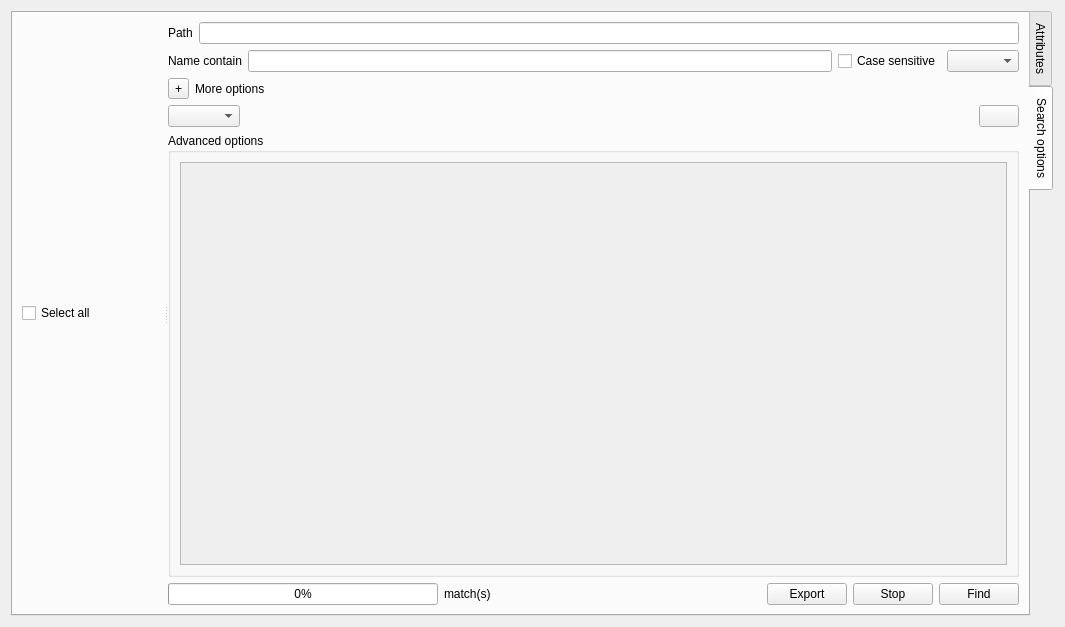
Above: ui/gui/resources/search.ui from halbbob/dff before the change. Below: the same form after it.
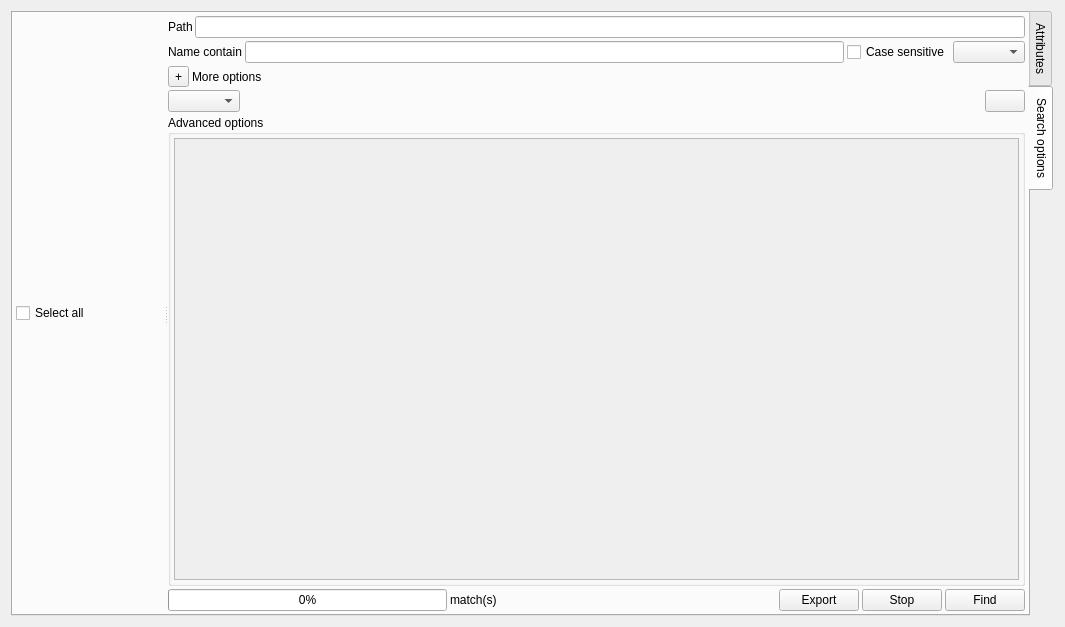
That is the form after the change. Icons and pictures are not drawn.

Commit message: search : * this commit fixes #123 * It is now possible to load keywords from a local file * it is not yet linked with the search algorithm * The widget is ugly and must be visuallly improved

```diff
--- a/ui/gui/resources/search.ui
+++ b/ui/gui/resources/search.ui
@@ -41,6 +41,12 @@
        <string>Search options</string>
       </attribute>
       <layout class="QVBoxLayout" name="verticalLayout_4">
+       <property name="spacing">
+        <number>3</number>
+       </property>
+       <property name="margin">
+        <number>3</number>
+       </property>
        <item>
         <widget class="QSplitter" name="splitter">
          <property name="orientation">
@@ -48,6 +54,9 @@
          </property>
          <widget class="QWidget" name="verticalLayoutWidget">
           <layout class="QVBoxLayout" name="nodeBrowserLayout">
+           <property name="spacing">
+            <number>2</number>
+           </property>
            <item>
             <widget class="QCheckBox" name="selectAll">
              <property name="toolTip">
@@ -62,8 +71,14 @@
          </widget>
          <widget class="QWidget" name="layoutWidget">
           <layout class="QVBoxLayout" name="verticalLayout_2">
+           <property name="spacing">
+            <number>3</number>
+           </property>
            <item>
             <layout class="QHBoxLayout" name="horizontalLayout_4">
+             <property name="spacing">
+              <number>2</number>
+             </property>
              <item>
               <widget class="QLabel" name="label_3">
                <property name="text">
@@ -78,6 +93,9 @@
            </item>
            <item>
             <layout class="QHBoxLayout" name="horizontalLayout">
+             <property name="spacing">
+              <number>3</number>
+             </property>
              <item>
               <widget class="QLabel" name="label">
                <property name="text">
@@ -102,6 +120,9 @@
            </item>
            <item>
             <layout class="QHBoxLayout" name="horizontalLayout_2">
+             <property name="spacing">
+              <number>3</number>
+             </property>
              <item>
               <widget class="QToolButton" name="moreOptionsButton">
                <property name="text">
@@ -120,6 +141,9 @@
            </item>
            <item>
             <layout class="QHBoxLayout" name="horizontalLayout_3">
+             <property name="spacing">
+              <number>3</number>
+             </property>
              <item>
               <widget class="QComboBox" name="optionList"/>
              </item>
@@ -158,6 +182,12 @@
               <string>Advanced options</string>
              </property>
              <layout class="QVBoxLayout" name="verticalLayout_3">
+              <property name="spacing">
+               <number>3</number>
+              </property>
+              <property name="margin">
+               <number>3</number>
+              </property>
               <item>
                <widget class="QScrollArea" name="scrollArea">
                 <property name="widgetResizable">
@@ -168,13 +198,23 @@
                   <rect>
                    <x>0</x>
                    <y>0</y>
-                   <width>870</width>
-                   <height>366</height>
+                   <width>827</width>
+                   <height>405</height>
                   </rect>
                  </property>
                  <layout class="QVBoxLayout" name="verticalLayout">
+                  <property name="spacing">
+                   <number>3</number>
+                  </property>
+                  <property name="margin">
+                   <number>3</number>
+                  </property>
                   <item>
-                   <layout class="QVBoxLayout" name="advancedOptions"/>
+                   <layout class="QVBoxLayout" name="advancedOptions">
+                    <property name="spacing">
+                     <number>3</number>
+                    </property>
+                   </layout>
                   </item>
                   <item>
                    <spacer name="verticalSpacer">
@@ -198,6 +238,9 @@
            </item>
            <item>
             <layout class="QHBoxLayout" name="horizontalLayout_5">
+             <property name="spacing">
+              <number>3</number>
+             </property>
              <item>
               <widget class="QProgressBar" name="searchBar">
                <property name="value">
```
The commit also changes 3 other files.
